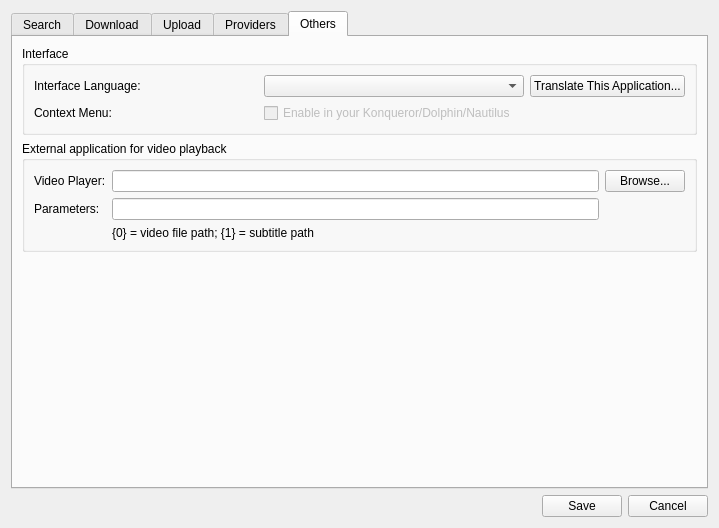
Before: the Qt Designer form scripts/gui/ui/preferences.ui in subdownloader/subdownloader, drawn with Qt 5.
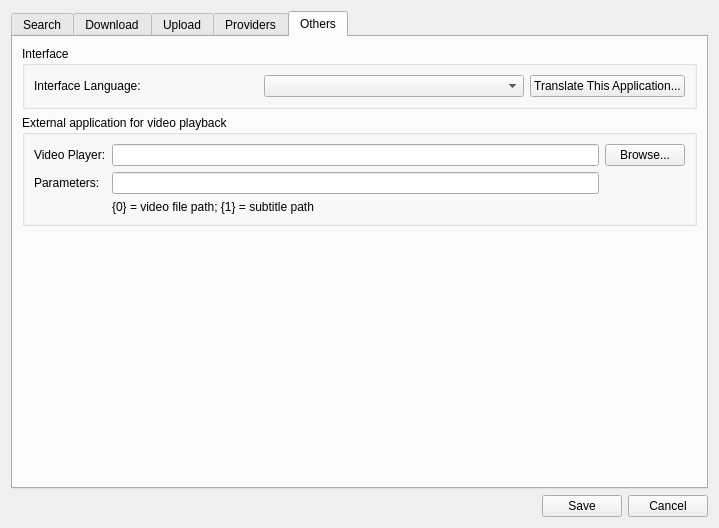
After: the same form once the commit is applied. The open tabs and pages were chosen to show the change. Custom widgets are drawn as their Qt base class.

Commit message: gui: remove integration option from preferences dialog

Diff of the .ui file:
```diff
--- a/scripts/gui/ui/preferences.ui
+++ b/scripts/gui/ui/preferences.ui
@@ -284,23 +284,6 @@
             </property>
            </widget>
           </item>
-          <item row="1" column="0">
-           <widget class="QLabel" name="textIntegrationExplorer">
-            <property name="text">
-             <string>Context Menu:</string>
-            </property>
-           </widget>
-          </item>
-          <item row="1" column="1" colspan="2">
-           <widget class="QCheckBox" name="optionIntegrationExplorer">
-            <property name="enabled">
-             <bool>false</bool>
-            </property>
-            <property name="text">
-             <string>Enable in your Konqueror/Dolphin/Nautilus</string>
-            </property>
-           </widget>
-          </item>
          </layout>
         </widget>
        </item>
```
Left out of the diff: 1 changed line with no effect on the pictures. The commit also changes 2 other files.
